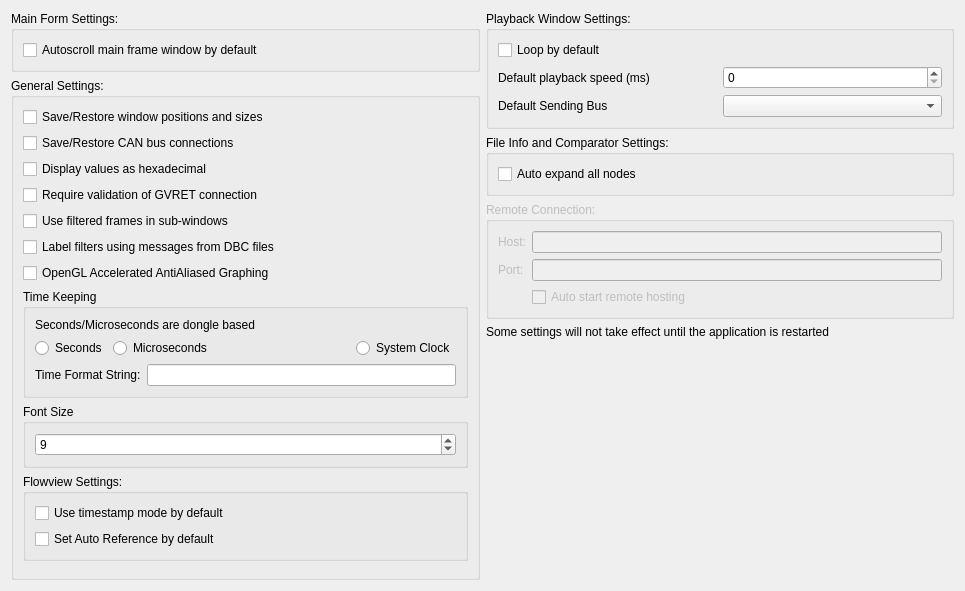
The window that ui/mainsettingsdialog.ui (collin80/SavvyCAN) describes before a commit, drawn with Qt 5.
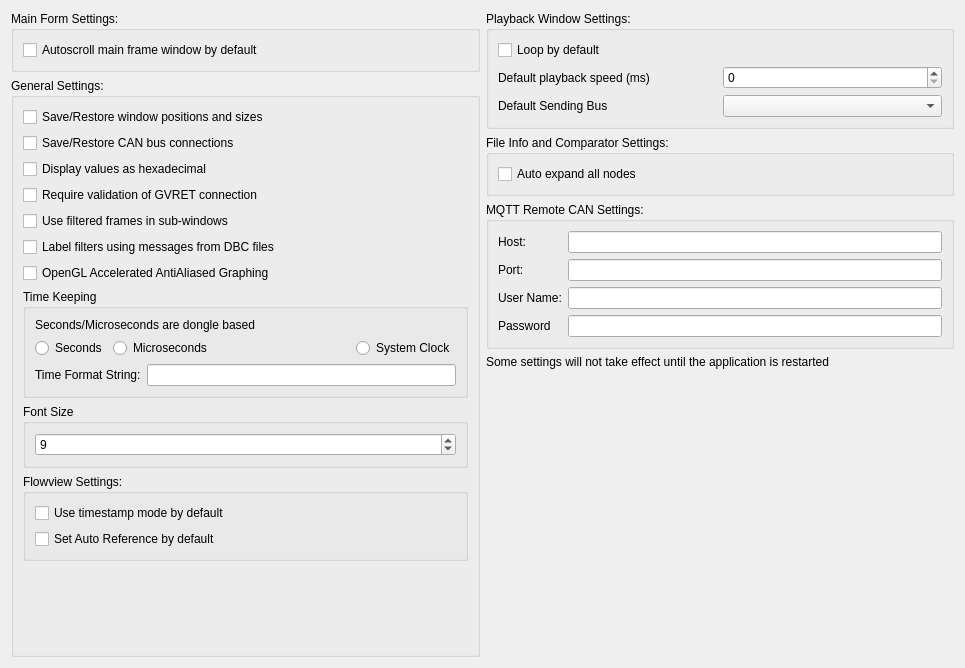
The same window after the commit.

Commit message: Add two new external libraries. SimpleCrypt is used to encrypt passwords, QMQTT is an MQTT library that I was able to integrate into the codebase so there aren't any external dependencies. Both external projects have their own open source licenses. Those licenses are included. Also in this commit is some preliminary work to start adding MQTT support to SavvyCAN.

What changed in the file:
```diff
--- a/ui/mainsettingsdialog.ui
+++ b/ui/mainsettingsdialog.ui
@@ -7,7 +7,7 @@
     <x>0</x>
     <y>0</y>
     <width>965</width>
-    <height>591</height>
+    <height>668</height>
    </rect>
   </property>
   <property name="windowTitle">
@@ -287,10 +287,10 @@
      <item>
       <widget class="QGroupBox" name="groupBox_8">
        <property name="enabled">
-        <bool>false</bool>
+        <bool>true</bool>
        </property>
        <property name="title">
-        <string>Remote Connection:</string>
+        <string>MQTT Remote CAN Settings:</string>
        </property>
        <layout class="QFormLayout" name="formLayout">
         <item row="0" column="0">
@@ -313,10 +313,27 @@
         <item row="1" column="1">
          <widget class="QLineEdit" name="lineRemotePort"/>
         </item>
+        <item row="2" column="0">
+         <widget class="QLabel" name="label_8">
+          <property name="text">
+           <string>User Name:</string>
+          </property>
+         </widget>
+        </item>
         <item row="2" column="1">
-         <widget class="QCheckBox" name="cbAutoStartRemote">
+         <widget class="QLineEdit" name="lineRemoteUser"/>
+        </item>
+        <item row="3" column="0">
+         <widget class="QLabel" name="label_9">
           <property name="text">
-           <string>Auto start remote hosting</string>
+           <string>Password</string>
+          </property>
+         </widget>
+        </item>
+        <item row="3" column="1">
+         <widget class="QLineEdit" name="lineRemotePassword">
+          <property name="echoMode">
+           <enum>QLineEdit::Password</enum>
           </property>
          </widget>
         </item>
```
Left out of the diff: 7 changed lines with no effect on the pictures. The commit also changes 46 other files.
